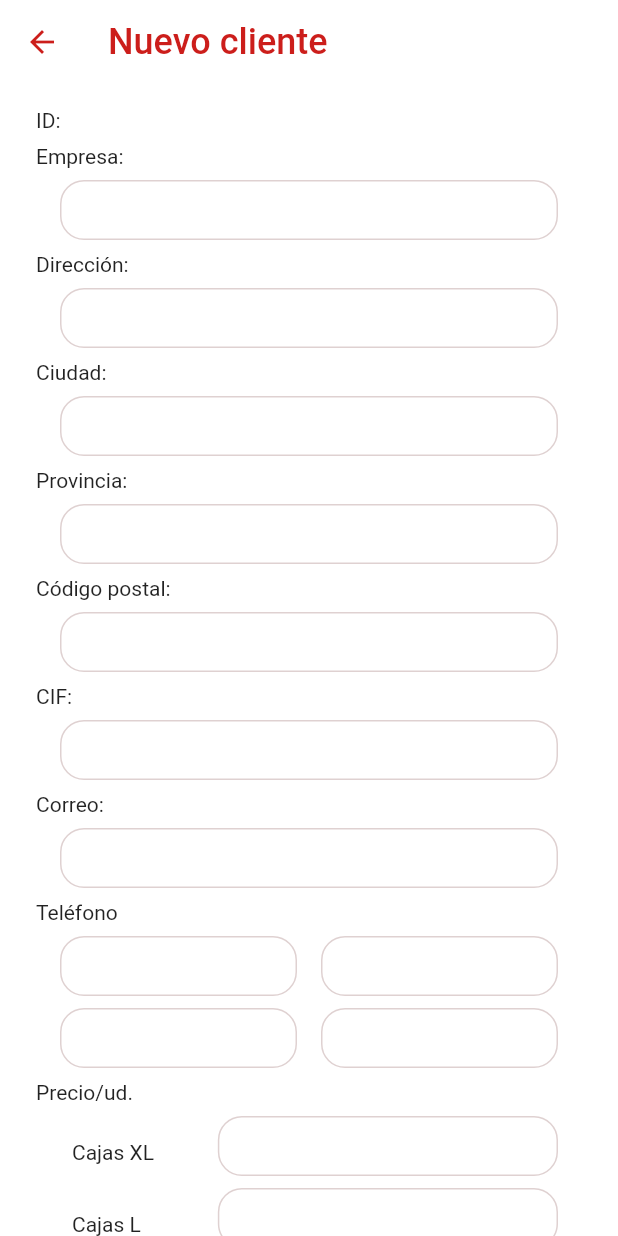
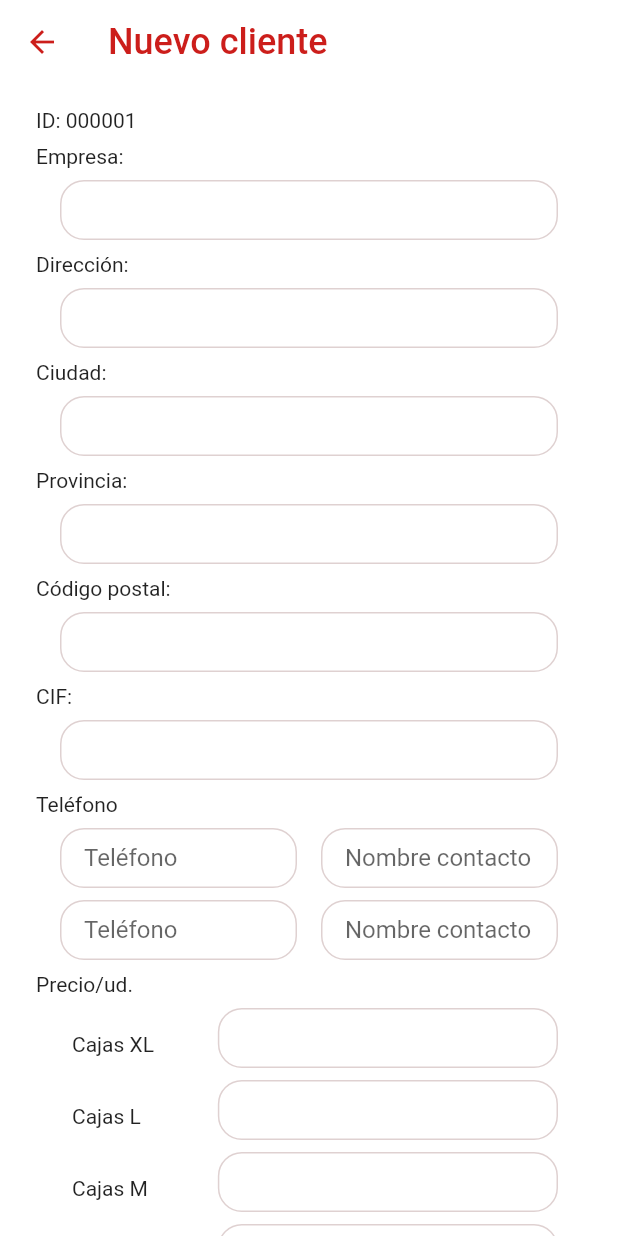
Before and after one commit to AlcaideMarina/tfg_app_interna_flutter, a Flutter app: the NewClientPage screen opened directly, on a phone screen of 412 x 824 dp. Run offline on Flutter 3.47's test engine with Material 2 defaults, Android fonts, the phone set to English and light mode, and no system bars; our stand-ins replace cloud_firestore, firebase_auth, firebase_core; accounts and stored records are empty.

Commit message:
fix: Correct new client page

```diff
--- a/lib/component/component_text_input.dart
+++ b/lib/component/component_text_input.dart
@@ -25,7 +25,7 @@ class HNComponentTextInput extends StatelessWidget {
       {Key? key,
       this.autofocus = false,
       this.initialValue,
-      this.textCapitalization = TextCapitalization.none,
+      this.textCapitalization = TextCapitalization.sentences,
       this.obscureText = false,
       this.textInputType,
       this.onChange,
--- a/lib/screens/login_page.dart
+++ b/lib/screens/login_page.dart
@@ -94,6 +94,7 @@ class _LoginPageState extends State<LoginPage> {
   }
 
   navigateToMainPage(CurrentUserModel currentUser) {
+    // TODO: Evitar que al dar al botón de atrás, vuelva aquí
     Navigator.pushReplacement(
         context,
         MaterialPageRoute(
--- a/lib/screens/users_and_clients/new_client_page.dart
+++ b/lib/screens/users_and_clients/new_client_page.dart
@@ -1,3 +1,4 @@
+import 'package:cloud_firestore/cloud_firestore.dart';
 import 'package:flutter/material.dart';
 import 'package:hueveria_nieto_interna/component/component_cell_table_form.dart';
 import 'package:hueveria_nieto_interna/component/component_container_border_check_title.dart';
@@ -8,6 +9,7 @@ import 'package:hueveria_nieto_interna/component/constants/hn_button.dart';
 import 'package:hueveria_nieto_interna/custom/app_theme.dart';
 import 'package:hueveria_nieto_interna/custom/custom_colors.dart';
 import 'package:hueveria_nieto_interna/custom/custom_sizes.dart';
+import 'package:hueveria_nieto_interna/model/client_model.dart';
 import 'package:hueveria_nieto_interna/values/strings_translation.dart';
 
 // TODO: Cuidado - todo esta clase está hardcodeada
@@ -20,8 +22,35 @@ class NewClientPage extends StatefulWidget {
   State<NewClientPage> createState() => _NewClientPageState();
 }
 
+// TODO: Faltan todas las validaciones
 class _NewClientPageState extends State<NewClientPage> {
-  // TODO: Refactorizar esto
+
+  late String id;
+  late String company;
+  late String direction;
+  late String city;
+  late String province;
+  late int postalCode;
+  late String cif;
+  late String email;
+  late int phone1;
+  late int phone2;
+  late String namePhone1;
+  late String namePhone2;
+  Map<String, double> prices = {'xl': 0.0, 'l': 0.0, 'm': 0.0, 's': 0.0, 'cartoned': 0.0};
+  // TODO: Borrar estas variables - Ahora se usa el mapa anterior
+  late double priceXl;
+  late double priceL;
+  late double priceM;
+  late double priceS;
+  late double cartoned;
+  //
+  bool hasAccount = false;
+  // TODO: Mirar otra forma de contar - ¿mapas?
+  late String user;
+  late String emailAccount;
+
+  // TODO: Refactorizar esto - ¿se puede borrar?
   List<String> labelList = [
     "Empresa",
     "Dirección",
@@ -34,8 +63,8 @@ class _NewClientPageState extends State<NewClientPage> {
     "Precio/ud.",
   ];
   Map<String, TextInputType> labelInfo = {
-    "Empresa": TextInputType.name,
-    "Dirección": TextInputType.streetAddress,
+    "Empresa": TextInputType.text,
+    "Dirección": TextInputType.text,
     "Ciudad": TextInputType.text,
     "Provincia": TextInputType.text,
     "Código postal": TextInputType.number,
@@ -44,23 +73,26 @@ class _NewClientPageState extends State<NewClientPage> {
     "Teléfono": TextInputType.phone,
     "Precio/ud.": TextInputType.number,
   };
+  //
 
-  List<String> eggTypes = [
-    "Cajas XL",
-    "Cajas L",
-    "Cajas M",
-    "Cajas S",
-    "Estuchados"
-  ];
+  Map<String, String> eggTypes = {
+    'xl': "Cajas XL",
+    'l': "Cajas L",
+    'm': "Cajas M",
+    's': "Cajas S",
+    'cartoned': "Estuchados"
+  };
   List<String> userLabels = ["Usuario", "Correo"];
   int contCompany = 0;
   int contUser = 0;
-  bool checkValue = false;
 
   @override
   Widget build(BuildContext context) {
     final double _width = MediaQuery.of(context).size.width;
     final double _height = MediaQuery.of(context).size.height;
+
+    // TODO: Calcular ID
+    id = '000001';
 
     GlobalKey<ScaffoldState> _scaffoldKey = GlobalKey<ScaffoldState>();
     if (StringsTranslation.of(context) == null) {
@@ -108,32 +140,65 @@ class _NewClientPageState extends State<NewClientPage> {
     return Column(
       crossAxisAlignment: CrossAxisAlignment.start,
       children: [
-        const Text('ID: '), // TODO: Falta el ID
+        Text('ID: ' + id), // TODO: Falta el ID
         // TODO: Aquí hay que personalizar el campo
         getCompanyComponentSimpleForm(
-            labelList[0], labelInfo[labelList[0]] ?? TextInputType.text),
+          'Empresa',
+          null,
+          TextInputType.text,
+          (value) {
+            company = value;
+            // TODO: format user
+          }
+        ),
         getCompanyComponentSimpleForm(
-            labelList[1], labelInfo[labelList[1]] ?? TextInputType.text),
+            'Dirección',
+            null,
+            TextInputType.text,
+            (value) {
+              direction = value;
+            }
+        ),
         getCompanyComponentSimpleForm(
-            labelList[2], labelInfo[labelList[2]] ?? TextInputType.text),
+            'Ciudad',
+            null,
+            TextInputType.text,
+            (value) {
+              city = value;
+            }
+        ),
         getCompanyComponentSimpleForm(
-            labelList[3], labelInfo[labelList[3]] ?? TextInputType.text),
+            'Provincia',
+            null,
+            TextInputType.text,
+            (value) {
+              province = value;
+            }
+        ),
         getCompanyComponentSimpleForm(
-            labelList[4], labelInfo[labelList[4]] ?? TextInputType.text),
+            'Código postal',
+            null,
+            TextInputType.number,
+            (value) {
+              postalCode = int.parse(value);
+            }
+        ),
         getCompanyComponentSimpleForm(
-            labelList[5], labelInfo[labelList[5]] ?? TextInputType.text),
-        getCompanyComponentSimpleForm(
-            labelList[6], labelInfo[labelList[6]] ?? TextInputType.text),
+            'CIF',
+            null,
+            TextInputType.text,
+            (value) {
+              cif = value;
+            },
+            textCapitalization: TextCapitalization.characters
+        ),
         getComponentTableForm(
-            labelList[7],
-            getTelephoneTableRow(
-              labelInfo[labelList[7]] ?? TextInputType.text,
-            )),
+            'Teléfono',
+            getTelephoneTableRow()
+        ),
         getComponentTableForm(
-            labelList[8],
-            getPricePerUnitTableRow(
-              labelInfo[labelList[8]] ?? TextInputType.text,
-            ),
+            'Precio/ud.',
+            getPricePerUnitTableRow(),
             columnWidhts: {0: const IntrinsicColumnWidth()}),
         getClientUserContainerComponent(),
       ],
@@ -146,20 +211,19 @@ class _NewClientPageState extends State<NewClientPage> {
       child: Column(
         children: [
           HNButton(ButtonTypes.blackWhiteBoldRoundedButton)
-              .getTypedButton("Guardar", null, null, () {}, () {}),
+              .getTypedButton("Guardar", null, null, saveClient, () {}),
           const SizedBox(
             height: 8,
           ),
           HNButton(ButtonTypes.redWhiteBoldRoundedButton)
-              .getTypedButton("Cancelar", null, null, () {}, () {}),
+              .getTypedButton("Cancelar", null, null, goBack, () {}),
         ],
       ),
     );
   }
 
-  // TODO: hay que añadir elementos a todas las funciones
   Widget getCompanyComponentSimpleForm(
-      String label, TextInputType textInputType) {
+      String label, String? labelInputText, TextInputType textInputType, Function(String)? onChange, {TextCapitalization textCapitalization = TextCapitalization.sentences}) {
     double topMargin = 4;
     double bottomMargin = 4;
     if (contCompany == 0) {
@@ -175,9 +239,12 @@ class _NewClientPageState extends State<NewClientPage> {
         40,
         const EdgeInsets.symmetric(horizontal: 16),
         HNComponentTextInput(
+          textCapitalization: textCapitalization,
+          labelText: labelInputText,
           contentPadding:
               const EdgeInsets.symmetric(horizontal: 16, vertical: 8),
           textInputType: textInputType,
+          onChange: onChange,
         ),
         EdgeInsets.only(top: topMargin, bottom: bottomMargin));
   }
@@ -203,47 +270,93 @@ class _NewClientPageState extends State<NewClientPage> {
     );
   }
 
-  List<TableRow> getTelephoneTableRow(TextInputType textInputType) {
+  List<TableRow> getTelephoneTableRow() {
     return [
       TableRow(children: [
         HNComponentCellTableForm(
             40,
             const EdgeInsets.only(left: 16, right: 8, bottom: 8),
             HNComponentTextInput(
-              textInputType: textInputType,
+              labelText: 'Teléfono',
+              textInputType: TextInputType.number,
               contentPadding:
                   const EdgeInsets.symmetric(horizontal: 16.0, vertical: 8.0),
-            )),
-        const HNComponentCellTableForm(
-            40,
-            EdgeInsets.only(left: 8, right: 16, bottom: 8),
-            HNComponentTextInput(
-              contentPadding:
-                  EdgeInsets.symmetric(horizontal: 16.0, vertical: 8.0),
-            )),
-      ]),
-      const TableRow(children: [
-        HNComponentCellTableForm(
-            40,
-            EdgeInsets.only(left: 16, right: 8),
-            HNComponentTextInput(
-              contentPadding:
-                  EdgeInsets.symmetric(horizontal: 16.0, vertical: 8.0),
+              onChange: (value) {
+                phone1 = int.parse(value);
+              },
             )),
         HNComponentCellTableForm(
             40,
-            EdgeInsets.only(left: 8, right: 16),
+            const EdgeInsets.only(left: 8, right: 16, bottom: 8),
             HNComponentTextInput(
+              labelText: 'Nombre contacto',
+              textCapitalization: TextCapitalization.words,
               contentPadding:
-                  EdgeInsets.symmetric(horizontal: 16.0, vertical: 8.0),
+                  const EdgeInsets.symmetric(horizontal: 16.0, vertical: 8.0),
+              onChange: (value) {
+                namePhone1 = value;
+              },
+            )),
+      ]),
+      TableRow(children: [
+        HNComponentCellTableForm(
+            40,
+            const EdgeInsets.only(left: 16, right: 8),
+            HNComponentTextInput(
+              labelText: 'Teléfono',
+              textInputType: TextInputType.number,
+              contentPadding:
+                  const EdgeInsets.symmetric(horizontal: 16.0, vertical: 8.0),
+              onChange: (value) {
+                phone2 = int.parse(value);
+              },
+            )),
+        HNComponentCellTableForm(
+            40,
+            const EdgeInsets.only(left: 8, right: 16),
+            HNComponentTextInput(
+              labelText: 'Nombre contacto',
+              textCapitalization: TextCapitalization.words,
+              contentPadding:
+                  const EdgeInsets.symmetric(horizontal: 16.0, vertical: 8.0),
+              onChange: (value) {
+                namePhone2 = value;
+              },
             )),
       ]),
     ];
   }
 
-  List<TableRow> getPricePerUnitTableRow(TextInputType textInputType) {
+  List<TableRow> getPricePerUnitTableRow() {
     List<TableRow> list = [];
-    for (int i = 0; i < eggTypes.length; i++) {
+    int cont = 0;
+    for (var key in eggTypes.keys) {
+      double bottomMargin = 8;
+      if (cont == eggTypes.length) {
+        bottomMargin = 0;
+      }
+
+      list.add(TableRow(children: [
+        Container(
+            margin: const EdgeInsets.only(left: 24, right: 16),
+            child: Text(eggTypes[key] ?? 'error - ' + key)),
+        Container(
+          height: 40,
+          margin: EdgeInsets.only(left: 8, right: 16, bottom: bottomMargin),
+          child: HNComponentTextInput(
+            contentPadding:
+                const EdgeInsets.symmetric(horizontal: 16.0, vertical: 8.0),
+            textInputType: const TextInputType.numberWithOptions(),
+            onChange: (value) {
+              prices[key] = double.parse(value);
+            },
+          ),
+        ),
+      ]));
+
+      cont ++;
+    }
+    /*for (int i = 0; i < eggTypes.length; i++) {
       double bottomMargin = 8;
       if (i == eggTypes.length) {
         bottomMargin = 0;
@@ -259,10 +372,11 @@ class _NewClientPageState extends State<NewClientPage> {
             contentPadding:
                 const EdgeInsets.symmetric(horizontal: 16.0, vertical: 8.0),
             textInputType: textInputType,
+            onChange: onChange,
           ),
         ),
       ]));
-    }
+    }*/
     return list;
   }
 
@@ -281,26 +395,25 @@ class _NewClientPageState extends State<NewClientPage> {
         child: Column(
           crossAxisAlignment: CrossAxisAlignment.start,
           children: [
-            getClientComponentSimpleForm(userLabels[0]),
-            getClientComponentSimpleForm(userLabels[1]),
+            getClientComponentSimpleForm(userLabels[0], TextInputType.text),
+            getClientComponentSimpleForm(userLabels[1], TextInputType.emailAddress),
             const Text(
                 "Se le mandará a esta dirección de correo un mensaje con la información para terminar de crear la cuenta."),
           ],
         ),
       ),
       (bool value) {
-        checkValue = value;
+        hasAccount = value;
         setState(() {});
-        print(checkValue.toString());
       },
       leftPosition: 24,
       rightPosition: 56,
       topPosition: 0,
-      value: checkValue,
+      value: hasAccount,
     );
   }
 
-  Widget getClientComponentSimpleForm(String label) {
+  Widget getClientComponentSimpleForm(String label, TextInputType textInputType) {
     double topMargin = 4;
     double bottomMargin = 4;
     if (contUser == 0) {
@@ -315,11 +428,62 @@ class _NewClientPageState extends State<NewClientPage> {
       8,
       40,
       const EdgeInsets.only(left: 0),
-      const HNComponentTextInput(
-        contentPadding: EdgeInsets.symmetric(horizontal: 16, vertical: 8),
+      HNComponentTextInput(
+        contentPadding: const EdgeInsets.symmetric(horizontal: 16, vertical: 8),
+        textCapitalization: TextCapitalization.none,
+        textInputType: textInputType,
       ),
       EdgeInsets.only(top: topMargin, bottom: bottomMargin),
       textMargin: const EdgeInsets.only(left: 24),
     );
   }
+
+  saveClient() async {
+    try {
+      // TODO: Hay que sacar los datos del cliente
+      const client = ClientModel(
+        '000001', 'Bar Augusto', 'Plaza Pontevedra 3', 'A Coruña', 'A Coruña', 28003, 'B34534534', 'prueba@email.com', [{'Lucía Monte Rey': 678678678}, {'Fernanda Gómez Gómez': 634634634}], {'xl': 27, 'l': 26, 'm': 25, 's': 24, 'cartoned': 23}, false, null, null);
+      // TODO: Mandar los datos a Firestore
+      await FirebaseFirestore.instance.collection('client_info').add({
+        'id': client.id,
+        'company': client.company,
+        'direction': client.direction,
+        'city': client.city,
+        'province': client.province,
+        'postal_code': client.postalCode,
+        'cif': client.cif,
+        'email': client.email,
+        'phone': client.phone,
+        'price': client.price,
+        'has_account': client.hasAccount,
+        'user': client.user,
+        'email_account': client.emailAccount
+      });
+      // TODO: si hasAccount == true y email_account no es nulo, hay que hacer llamada también a Firebase Auth
+
+      // TODO: Hacer una comprobación - búsquda por el id - mostrar pop-up diciendo si ha ido todo bien
+
+    } catch (e) {
+      print(e.toString());
+      showDialog(
+        context: context,
+        builder: (_) => AlertDialog(
+          title: const Text('Vaya...'),
+          content: const Text('Se ha producido un error'),actions: <Widget>[
+            TextButton(
+              child: const Text('De acuerdo.'),
+              onPressed: () {
+                //setState(() {});
+                Navigator.of(context).pop();
+              },
+            )
+          ],
+        )
+      );
+    }
+  }
+
+  goBack() {
+    Navigator.of(context).pop();
+  }
 }
```
